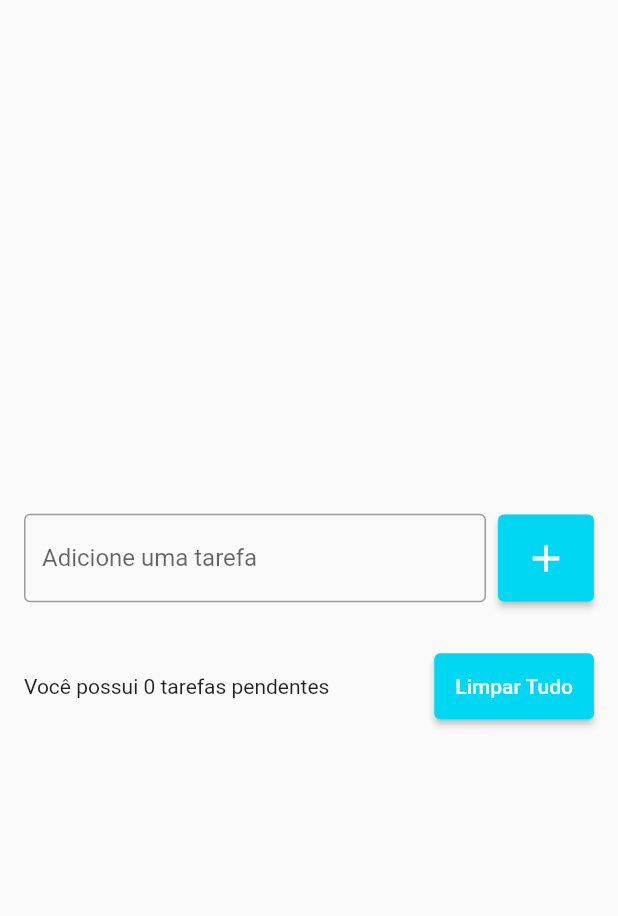
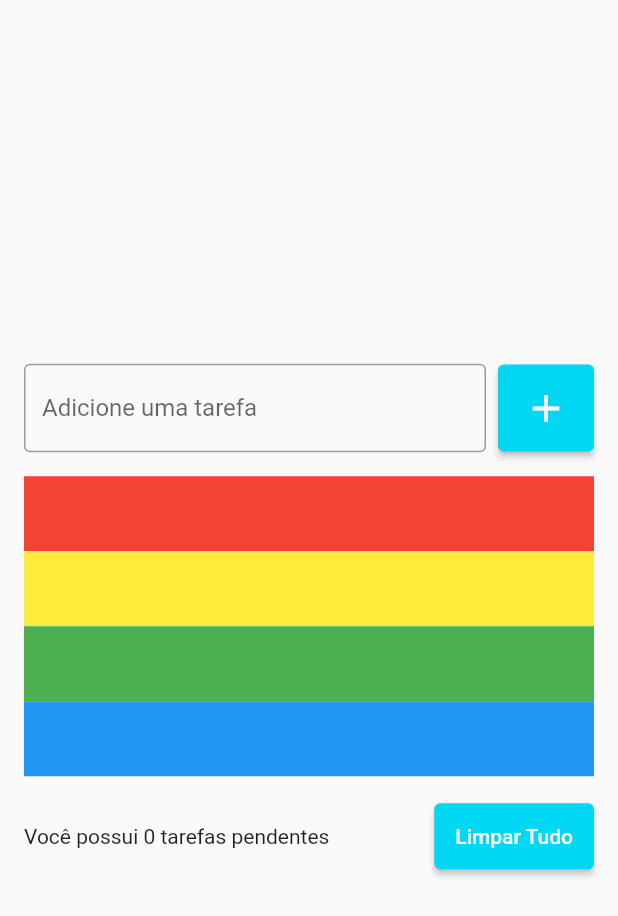
Before and after one commit to RenatoRosaFranco/flutter-todo, a Flutter app: the screen it shows after launch, on a phone screen of 412 x 824 dp. Shown: the top 916 px of the screen. Run offline on Flutter 3.47's test engine with Material 2 defaults, Android fonts, the phone set to English and light mode, and no system bars.

Commit message:
Added LisView to the app and flag shrinkWrap propertie

```diff
--- a/lib/pages/todo_list_page.dart
+++ b/lib/pages/todo_list_page.dart
@@ -43,7 +43,31 @@ class TodoListPage extends StatelessWidget {
                 ],
               ),
               const SizedBox(height: 16),
-              Row(),
+              ListView(
+                shrinkWrap: true,
+                children: [
+                  Container(
+                    color: Colors.red,
+                    width: 50,
+                    height: 50
+                  ),
+                  Container(
+                    color: Colors.yellow,
+                    width: 50,
+                    height: 50,
+                  ),
+                  Container(
+                    color: Colors.green,
+                    width: 50,
+                    height: 50,
+                  ),
+                  Container(
+                    color: Colors.blue,
+                    width: 50,
+                    height: 50,
+                  )
+                ],
+              ),
               const SizedBox(height: 16),
               Row(
                 children: [
```
